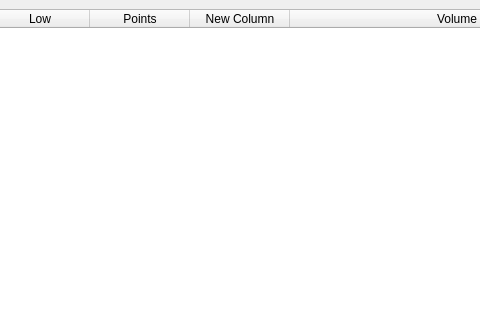
Above: top_grossing_gui/main_ui.ui from siddhantsar/nsescripts before the change; both pictures show x 420 to 900 and y 0 to 320 of the 1200 by 600 pixel window. Below: the same form after it.
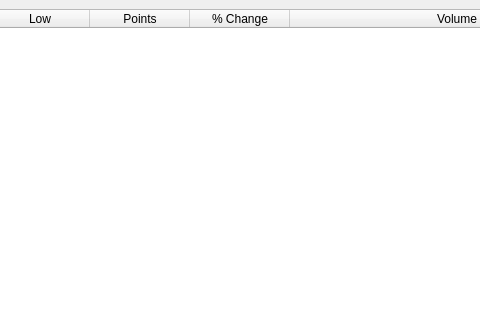
That is the form after the change.

Diff of the .ui file:
```diff
--- a/top_grossing_gui/main_ui.ui
+++ b/top_grossing_gui/main_ui.ui
@@ -303,7 +303,7 @@
       </column>
       <column>
        <property name="text">
-        <string>New Column</string>
+        <string>% Change</string>
        </property>
       </column>
       <column>
```
